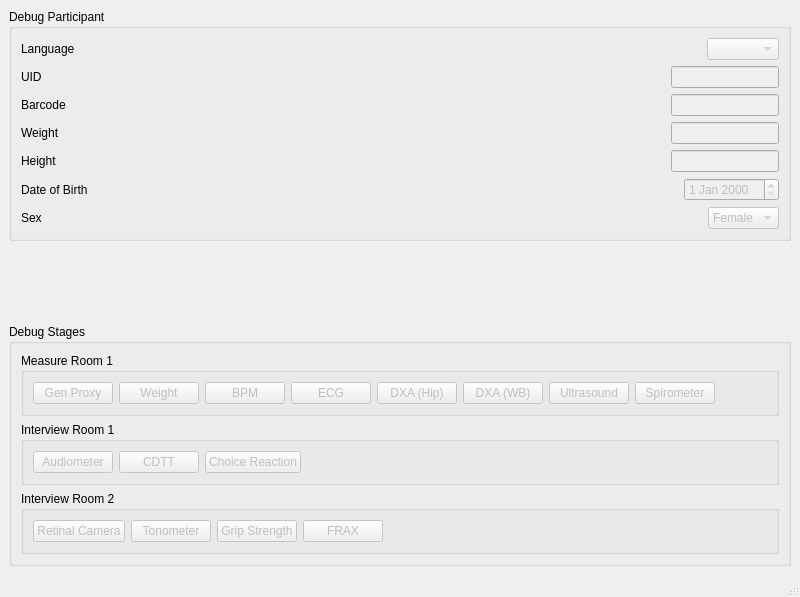
Old version of the form src/cypress_main_window.ui in the repository CLSA/cypress.
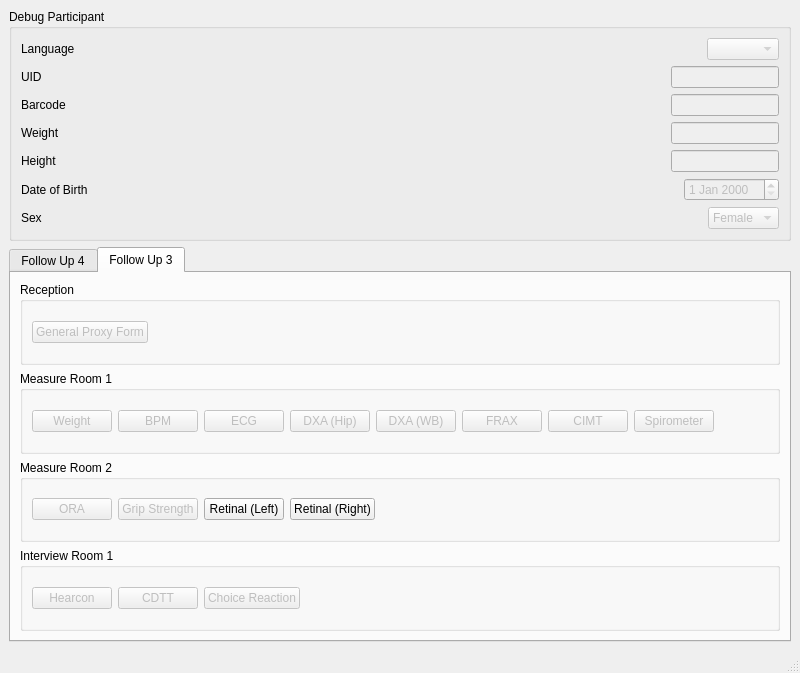
New version of the form.

Commit message: added total file size to vivid iq dialog

The edit to the form file:
```diff
--- a/src/cypress_main_window.ui
+++ b/src/cypress_main_window.ui
@@ -7,7 +7,7 @@
     <x>0</x>
     <y>0</y>
     <width>800</width>
-    <height>597</height>
+    <height>673</height>
    </rect>
   </property>
   <property name="windowTitle">
@@ -282,27 +282,51 @@
      </widget>
     </item>
     <item>
-     <spacer name="verticalSpacer">
+     <widget class="QTabWidget" name="devices">
+      <property name="currentIndex">
+       <number>1</number>
+      </property>
+      <widget class="QWidget" name="FollowUp4">
+       <attribute name="title">
+        <string>Follow Up 4</string>
+       </attribute>
+       <layout class="QVBoxLayout" name="verticalLayout_3">
+        <item>
+         <widget class="QGroupBox" name="reception">
+          <property name="title">
+           <string>Reception</string>
+          </property>
+          <layout class="QHBoxLayout" name="horizontalLayout_5">
+           <item>
+            <layout class="QHBoxLayout" name="horizontalLayout_3">
+             <item>
+              <widget class="QPushButton" name="f4GenProxy">
+               <property name="enabled">
+                <bool>false</bool>
+               </property>
+               <property name="text">
+                <string>General Proxy Form</string>
+               </property>
+              </widget>
+             </item>
+            </layout>
+           </item>
+           <item>
+            <spacer name="horizontalSpacer_11">
       <property name="orientation">
-       <enum>Qt::Orientation::Vertical</enum>
+              <enum>Qt::Orientation::Horizontal</enum>
       </property>
       <property name="sizeHint" stdset="0">
        <size>
-        <width>20</width>
-        <height>40</height>
+               <width>40</width>
+               <height>20</height>
        </size>
       </property>
      </spacer>
     </item>
-    <item>
-     <widget class="QGroupBox" name="stages">
-      <property name="enabled">
-       <bool>true</bool>
-      </property>
-      <property name="title">
-       <string>Debug Stages</string>
-      </property>
-      <layout class="QVBoxLayout" name="verticalLayout_2">
+          </layout>
+         </widget>
+        </item>
        <item>
         <widget class="QGroupBox" name="measureRoom1">
          <property name="title">
@@ -312,17 +336,7 @@
           <item>
            <layout class="QHBoxLayout" name="horizontalLayout_2">
             <item>
-             <widget class="QPushButton" name="launchGenProxy">
-              <property name="enabled">
-               <bool>false</bool>
-              </property>
-              <property name="text">
-               <string>Gen Proxy</string>
-              </property>
-             </widget>
-            </item>
-            <item>
-             <widget class="QPushButton" name="launchWeightScale">
+              <widget class="QPushButton" name="f4Weight">
               <property name="enabled">
                <bool>false</bool>
               </property>
@@ -337,7 +351,7 @@
                <bool>false</bool>
               </property>
               <property name="text">
-               <string>BPM</string>
+                <string>Watch BP</string>
               </property>
              </widget>
             </item>
@@ -347,7 +361,7 @@
                <bool>false</bool>
               </property>
               <property name="text">
-               <string>ECG</string>
+                <string>MAC 5</string>
               </property>
              </widget>
             </item>
@@ -377,7 +391,7 @@
                <bool>false</bool>
               </property>
               <property name="text">
-               <string>Ultrasound</string>
+                <string>FRAX</string>
               </property>
              </widget>
             </item>
@@ -387,7 +401,17 @@
                <bool>false</bool>
               </property>
               <property name="text">
-               <string>Spirometer</string>
+                <string>ECHO</string>
+               </property>
+              </widget>
+             </item>
+             <item>
+              <widget class="QPushButton" name="f4EasyoneConnect">
+               <property name="enabled">
+                <bool>false</bool>
+               </property>
+               <property name="text">
+                <string>EasyoneConnect</string>
               </property>
              </widget>
             </item>
@@ -409,66 +433,10 @@
          </layout>
         </widget>
        </item>
-       <item>
-        <widget class="QGroupBox" name="interviewRoom1">
-         <property name="title">
-          <string>Interview Room 1</string>
-         </property>
-         <layout class="QVBoxLayout" name="verticalLayout_5">
-          <item>
-           <layout class="QHBoxLayout" name="horizontalLayout_4">
-            <item>
-             <widget class="QPushButton" name="launchAudiometer">
-              <property name="enabled">
-               <bool>false</bool>
-              </property>
-              <property name="text">
-               <string>Audiometer</string>
-              </property>
-             </widget>
-            </item>
-            <item>
-             <widget class="QPushButton" name="launchCDTT">
-              <property name="enabled">
-               <bool>false</bool>
-              </property>
-              <property name="text">
-               <string>CDTT</string>
-              </property>
-             </widget>
-            </item>
-            <item>
-             <widget class="QPushButton" name="launchChoiceReaction">
-              <property name="enabled">
-               <bool>false</bool>
-              </property>
-              <property name="text">
-               <string>Choice Reaction</string>
-              </property>
-             </widget>
-            </item>
-            <item>
-             <spacer name="horizontalSpacer">
-              <property name="orientation">
-               <enum>Qt::Orientation::Horizontal</enum>
-              </property>
-              <property name="sizeHint" stdset="0">
-               <size>
-                <width>40</width>
-                <height>20</height>
-               </size>
-              </property>
-             </spacer>
-            </item>
-           </layout>
-          </item>
-         </layout>
-        </widget>
-       </item>
        <item>
         <widget class="QGroupBox" name="interviewRoom2">
          <property name="title">
-          <string>Interview Room 2</string>
+           <string>Measure Room 2</string>
          </property>
          <layout class="QVBoxLayout" name="verticalLayout_4">
           <item>
@@ -479,22 +447,12 @@
                <bool>false</bool>
               </property>
               <property name="text">
-               <string>Retinal Camera</string>
+                <string>ORA</string>
               </property>
              </widget>
             </item>
             <item>
-             <widget class="QPushButton" name="launchTonometer">
-              <property name="enabled">
-               <bool>false</bool>
-              </property>
-              <property name="text">
-               <string>Tonometer</string>
-              </property>
-             </widget>
-            </item>
-            <item>
-             <widget class="QPushButton" name="launchGripStrength">
+              <widget class="QPushButton" name="f4GripStrength">
               <property name="enabled">
                <bool>false</bool>
               </property>
@@ -504,12 +462,16 @@
              </widget>
             </item>
             <item>
-             <widget class="QPushButton" name="launchFrax">
-              <property name="enabled">
-               <bool>false</bool>
-              </property>
+              <widget class="QPushButton" name="f4OCTLeft">
+               <property name="text">
+                <string>OCT (Left)</string>
+               </property>
+              </widget>
+             </item>
+             <item>
+              <widget class="QPushButton" name="f4OCTRight">
               <property name="text">
-               <string>FRAX</string>
+                <string>OCT (Right)</string>
               </property>
              </widget>
             </item>
@@ -531,7 +493,329 @@
          </layout>
         </widget>
        </item>
-      </layout>
+        <item>
+         <widget class="QGroupBox" name="interviewRoom1">
+          <property name="title">
+           <string>Interview Room 1</string>
+          </property>
+          <layout class="QVBoxLayout" name="verticalLayout_5">
+           <item>
+            <layout class="QHBoxLayout" name="horizontalLayout_4">
+             <item>
+              <widget class="QPushButton" name="f4Hearcon">
+               <property name="enabled">
+                <bool>false</bool>
+               </property>
+               <property name="text">
+                <string>Hearcon</string>
+               </property>
+              </widget>
+             </item>
+             <item>
+              <widget class="QPushButton" name="f4CDTT">
+               <property name="enabled">
+                <bool>false</bool>
+               </property>
+               <property name="text">
+                <string>CDTT</string>
+               </property>
+              </widget>
+             </item>
+             <item>
+              <widget class="QPushButton" name="f4ChoiceReaction">
+               <property name="enabled">
+                <bool>false</bool>
+               </property>
+               <property name="text">
+                <string>Choice Reaction</string>
+               </property>
+              </widget>
+             </item>
+             <item>
+              <spacer name="horizontalSpacer">
+               <property name="orientation">
+                <enum>Qt::Orientation::Horizontal</enum>
+               </property>
+               <property name="sizeHint" stdset="0">
+                <size>
+                 <width>40</width>
+                 <height>20</height>
+                </size>
+               </property>
+              </spacer>
+             </item>
+            </layout>
+           </item>
+          </layout>
+         </widget>
+        </item>
+       </layout>
+      </widget>
+      <widget class="QWidget" name="FollowUp3">
+       <attribute name="title">
+        <string>Follow Up 3</string>
+       </attribute>
+       <layout class="QVBoxLayout" name="verticalLayout_2">
+        <item>
+         <widget class="QGroupBox" name="reception_2">
+          <property name="title">
+           <string>Reception</string>
+          </property>
+          <layout class="QHBoxLayout" name="horizontalLayout_8">
+           <item>
+            <layout class="QHBoxLayout" name="horizontalLayout_9">
+             <item>
+              <widget class="QPushButton" name="launchGenProxy_2">
+               <property name="enabled">
+                <bool>false</bool>
+               </property>
+               <property name="text">
+                <string>General Proxy Form</string>
+               </property>
+              </widget>
+             </item>
+            </layout>
+           </item>
+           <item>
+            <spacer name="horizontalSpacer_14">
+             <property name="orientation">
+              <enum>Qt::Orientation::Horizontal</enum>
+             </property>
+             <property name="sizeHint" stdset="0">
+              <size>
+               <width>40</width>
+               <height>20</height>
+              </size>
+             </property>
+            </spacer>
+           </item>
+          </layout>
+         </widget>
+        </item>
+        <item>
+         <widget class="QGroupBox" name="measureRoom1_2">
+          <property name="title">
+           <string>Measure Room 1</string>
+          </property>
+          <layout class="QVBoxLayout" name="verticalLayout_9">
+           <item>
+            <layout class="QHBoxLayout" name="horizontalLayout_7">
+             <item>
+              <widget class="QPushButton" name="f3Weight">
+               <property name="enabled">
+                <bool>false</bool>
+               </property>
+               <property name="text">
+                <string>Weight</string>
+               </property>
+              </widget>
+             </item>
+             <item>
+              <widget class="QPushButton" name="f3BPM">
+               <property name="enabled">
+                <bool>false</bool>
+               </property>
+               <property name="text">
+                <string>BPM</string>
+               </property>
+              </widget>
+             </item>
+             <item>
+              <widget class="QPushButton" name="f3ECG">
+               <property name="enabled">
+                <bool>false</bool>
+               </property>
+               <property name="text">
+                <string>ECG</string>
+               </property>
+              </widget>
+             </item>
+             <item>
+              <widget class="QPushButton" name="f3DXA1">
+               <property name="enabled">
+                <bool>false</bool>
+               </property>
+               <property name="text">
+                <string>DXA (Hip)</string>
+               </property>
+              </widget>
+             </item>
+             <item>
+              <widget class="QPushButton" name="f3DXA2">
+               <property name="enabled">
+                <bool>false</bool>
+               </property>
+               <property name="text">
+                <string>DXA (WB)</string>
+               </property>
+              </widget>
+             </item>
+             <item>
+              <widget class="QPushButton" name="f3FRAX">
+               <property name="enabled">
+                <bool>false</bool>
+               </property>
+               <property name="text">
+                <string>FRAX</string>
+               </property>
+              </widget>
+             </item>
+             <item>
+              <widget class="QPushButton" name="f3CIMT">
+               <property name="enabled">
+                <bool>false</bool>
+               </property>
+               <property name="text">
+                <string>CIMT</string>
+               </property>
+              </widget>
+             </item>
+             <item>
+              <widget class="QPushButton" name="f3Spirometer">
+               <property name="enabled">
+                <bool>false</bool>
+               </property>
+               <property name="text">
+                <string>Spirometer</string>
+               </property>
+              </widget>
+             </item>
+             <item>
+              <spacer name="horizontalSpacer_13">
+               <property name="orientation">
+                <enum>Qt::Orientation::Horizontal</enum>
+               </property>
+               <property name="sizeHint" stdset="0">
+                <size>
+                 <width>40</width>
+                 <height>20</height>
+                </size>
+               </property>
+              </spacer>
+             </item>
+            </layout>
+           </item>
+          </layout>
+         </widget>
+        </item>
+        <item>
+         <widget class="QGroupBox" name="interviewRoom2_2">
+          <property name="title">
+           <string>Measure Room 2</string>
+          </property>
+          <layout class="QVBoxLayout" name="verticalLayout_8">
+           <item>
+            <layout class="QHBoxLayout" name="horizontalLayout_6">
+             <item>
+              <widget class="QPushButton" name="f3Tonometer">
+               <property name="enabled">
+                <bool>false</bool>
+               </property>
+               <property name="text">
+                <string>ORA</string>
+               </property>
+              </widget>
+             </item>
+             <item>
+              <widget class="QPushButton" name="f3GripStrength">
+               <property name="enabled">
+                <bool>false</bool>
+               </property>
+               <property name="text">
+                <string>Grip Strength</string>
+               </property>
+              </widget>
+             </item>
+             <item>
+              <widget class="QPushButton" name="f3RetinalLeft">
+               <property name="text">
+                <string>Retinal (Left)</string>
+               </property>
+              </widget>
+             </item>
+             <item>
+              <widget class="QPushButton" name="f3RetinalRight">
+               <property name="text">
+                <string>Retinal (Right)</string>
+               </property>
+              </widget>
+             </item>
+             <item>
+              <spacer name="horizontalSpacer_12">
+               <property name="orientation">
+                <enum>Qt::Orientation::Horizontal</enum>
+               </property>
+               <property name="sizeHint" stdset="0">
+                <size>
+                 <width>40</width>
+                 <height>20</height>
+                </size>
+               </property>
+              </spacer>
+             </item>
+            </layout>
+           </item>
+          </layout>
+         </widget>
+        </item>
+        <item>
+         <widget class="QGroupBox" name="interviewRoom1_2">
+          <property name="title">
+           <string>Interview Room 1</string>
+          </property>
+          <layout class="QVBoxLayout" name="verticalLayout_10">
+           <item>
+            <layout class="QHBoxLayout" name="horizontalLayout_10">
+             <item>
+              <widget class="QPushButton" name="f3Audiometer">
+               <property name="enabled">
+                <bool>false</bool>
+               </property>
+               <property name="text">
+                <string>Hearcon</string>
+               </property>
+              </widget>
+             </item>
+             <item>
+              <widget class="QPushButton" name="f3CDTT">
+               <property name="enabled">
+                <bool>false</bool>
+               </property>
+               <property name="text">
+                <string>CDTT</string>
+               </property>
+              </widget>
+             </item>
+             <item>
+              <widget class="QPushButton" name="f3ChoiceReaction">
+               <property name="enabled">
+                <bool>false</bool>
+               </property>
+               <property name="text">
+                <string>Choice Reaction</string>
+               </property>
+              </widget>
+             </item>
+             <item>
+              <spacer name="horizontalSpacer_15">
+               <property name="orientation">
+                <enum>Qt::Orientation::Horizontal</enum>
+               </property>
+               <property name="sizeHint" stdset="0">
+                <size>
+                 <width>40</width>
+                 <height>20</height>
+                </size>
+               </property>
+              </spacer>
+             </item>
+            </layout>
+           </item>
+          </layout>
+         </widget>
+        </item>
+       </layout>
+      </widget>
      </widget>
     </item>
    </layout>
```
Left out of the diff: 14 changed lines with no effect on the pictures. Lines whose indentation alone changed are shown as unchanged. The commit also changes 6 other files.
